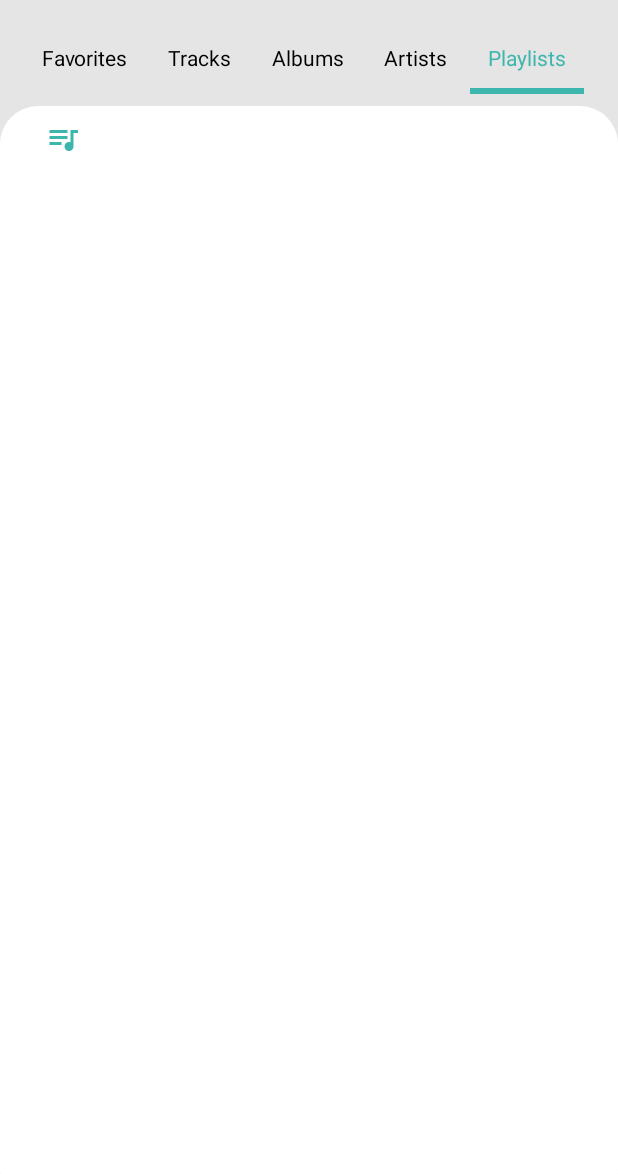
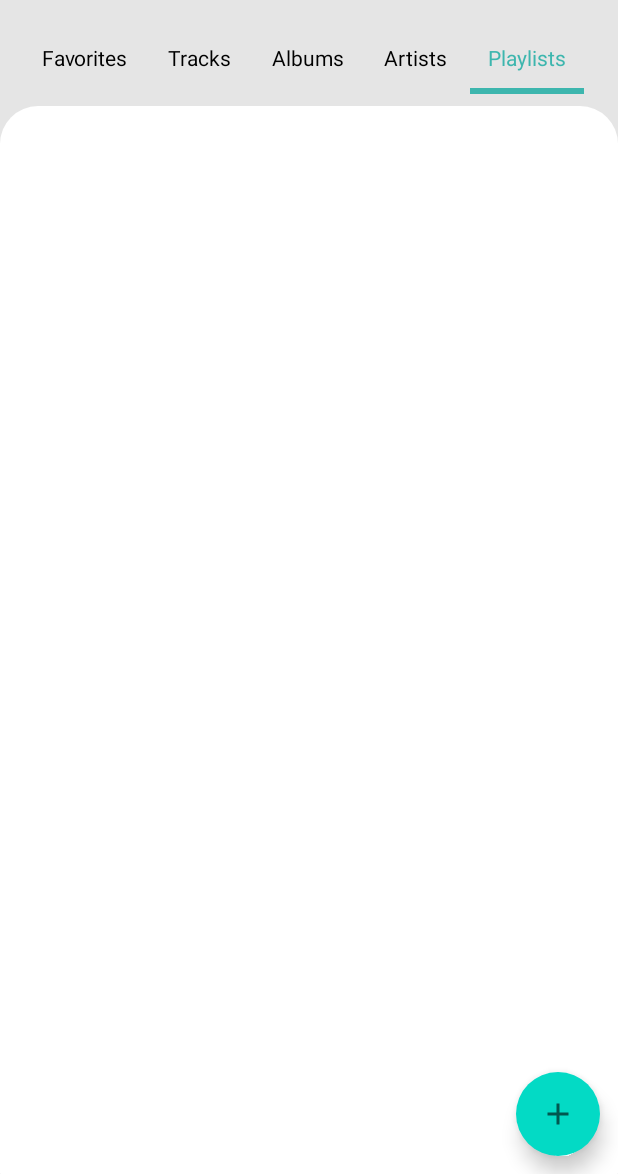
Before and after one commit to caotrongtin99/Android-Group03, an Android app: the screen it shows after launch (MainActivity), tab 5 chosen, on a phone screen of 412 x 824 dp, the part 62-1236 px from its top. Run offline under Robolectric (Android 15) with nearby library versions, the phone set to English and light mode, and no system bars; our stand-ins replace EventBus; pictures from the network do not load.

Commit message:
update playlist fragment

```diff
--- a/MusicApp/app/build.gradle
+++ b/MusicApp/app/build.gradle
@@ -34,6 +34,7 @@ dependencies {
     implementation 'androidx.appcompat:appcompat:1.1.0'
     implementation 'androidx.constraintlayout:constraintlayout:1.1.3'
     implementation 'androidx.cardview:cardview:1.0.0'
+    implementation 'com.google.android.material:material:1.0.0'
     testImplementation 'junit:junit:4.13'
     androidTestImplementation 'androidx.test.ext:junit:1.1.1'
     androidTestImplementation 'androidx.test.espresso:espresso-core:3.2.0'
--- a/MusicApp/app/src/main/java/com/example/musicapp/BottomSheetOptionSong.java
+++ b/MusicApp/app/src/main/java/com/example/musicapp/BottomSheetOptionSong.java
@@ -9,6 +9,7 @@ import android.database.Cursor;
 import android.database.sqlite.SQLiteDatabase;
 import android.media.RingtoneManager;
 import android.net.Uri;
+import android.os.Build;
 import android.os.Environment;
 import android.os.Handler;
 import android.os.Looper;
@@ -124,7 +125,7 @@ public class BottomSheetOptionSong extends BottomSheetDialogFragment implements
                 bottomSheetDialogFragment.show(_mainActivity.getSupportFragmentManager(), "Bottom Sheet Dialog Fragment");
                 break;
             case R.id.btnMakeRingTone:
-                //check permission write ringtone
+
                 if (android.os.Build.VERSION.SDK_INT >= android.os.Build.VERSION_CODES.M) {
                     boolean canWrite = Settings.System.canWrite(getActivity().getApplicationContext());
                     if (!canWrite){
--- a/MusicApp/app/src/main/java/com/example/musicapp/MainActivity.java
+++ b/MusicApp/app/src/main/java/com/example/musicapp/MainActivity.java
@@ -37,6 +37,7 @@ import com.example.musicapp.artists.ArtistSongsAdapter;
 import com.example.musicapp.db.DatabaseManager;
 import com.example.musicapp.listsong.FragmentListSong;
 import com.example.musicapp.listsong.SongModel;
+import com.example.musicapp.playlist.FragmentPlaylist;
 import com.google.android.material.tabs.TabLayout;
 
 
@@ -207,10 +208,10 @@ public class MainActivity extends AppCompatActivity {
                 }
                 break;
             case 4:
-                //fragmentFolder = (FragmentFolder) ((PagerMainAdapter) mPagerAdapter).getFragmentAtIndex(fragmentIndex);
-                //if (fragmentFolder != null) {
-                //    fragmentFolder.UpdateSearch(mSearchValue);
-                //}
+                FragmentPlaylist fragmentPlaylist = (FragmentPlaylist) ((TabAdapter) adapter).getFragmentAtIndex(fragmentIndex);
+                if (fragmentPlaylist != null) {
+                    fragmentPlaylist.UpdateSearch(mSearchValue);
+                }
                 break;
             default:
                 break;
--- a/MusicApp/app/src/main/java/com/example/musicapp/albums/AlbumListAdapter.java
+++ b/MusicApp/app/src/main/java/com/example/musicapp/albums/AlbumListAdapter.java
@@ -81,10 +81,11 @@ public class AlbumListAdapter extends RecyclerView.Adapter<AlbumListAdapter.Albu
             songModel.setPath(albumViewModel.getPath());
             final Bitmap bitmap = mImageCacheHelper.getBitmapCache(songModel.getAlbumId());//  mBitmapCache.get((long) songModel.getAlbumId());
             if (bitmap != null) {
-                this.IVAlbum.setImageBitmap(bitmap);
+                IVAlbum.setImageBitmap(bitmap);
             } else {
                 mImageCacheHelper.loadAlbumArt(IVAlbum,songModel);
             }
+            //IVAlbum.setImageResource(R.drawable.ic_music_note_black_24dp);
         }
     }
 }
--- a/MusicApp/app/src/main/java/com/example/musicapp/playlist/PlaylistAdapter.java
+++ b/MusicApp/app/src/main/java/com/example/musicapp/playlist/PlaylistAdapter.java
@@ -121,12 +121,12 @@ public class PlaylistAdapter extends RecyclerView.Adapter<RecyclerView.ViewHolde
             Log.d(TAG, "bindContent: PLAYLIST ITEM " + playlistModel.getNumberOfSongs() + "__" + playlistModel.getTitle());
             this.titlePlaylist.setText(playlistModel.getTitle());
             this.numberOfSong.setText(String.valueOf(playlistModel.getNumberOfSongs()) + " bài hát");
-            imagePlaylist.setImageResource(R.mipmap.music_128);
+            imagePlaylist.setImageResource(R.drawable.ic_music_note_black_24dp);
 
             SongModel tempSong = new SongModel();
             tempSong.setAlbumId(playlistModel.getId());
             tempSong.setPath(playlistModel.getPathImage());
-            imagePlaylist.setImageResource(R.mipmap.music_icon);
+            imagePlaylist.setImageResource(R.drawable.ic_music_note_black_24dp);
             //final Bitmap bitmap = mImageCacheHelper.getBitmapCache(tempSong.getAlbumId());//  mBitmapCache.get((long) songModel.getAlbumId());
             /*if (bitmap != null && oldPathImage==playlistModel.getPathImage()) {
                 this.imagePlaylist.post(new Runnable() {
--- a/MusicApp/app/src/main/res/layout/fragment_playlist.xml
+++ b/MusicApp/app/src/main/res/layout/fragment_playlist.xml
@@ -1,35 +1,17 @@
 <?xml version="1.0" encoding="utf-8"?>
-<LinearLayout xmlns:android="http://schemas.android.com/apk/res/android"
+<androidx.coordinatorlayout.widget.CoordinatorLayout xmlns:android="http://schemas.android.com/apk/res/android"
     xmlns:app="http://schemas.android.com/apk/res-auto"
     android:id="@+id/layoutPlaylist"
     android:layout_width="match_parent"
     android:layout_height="match_parent"
     android:layout_gravity="center"
     android:orientation="vertical">
-    <LinearLayout
-        android:layout_width="match_parent"
-        android:layout_height="wrap_content"
-        android:orientation="horizontal"
-        android:padding="10dp">
 
-        <LinearLayout
-            android:layout_width="wrap_content"
-            android:layout_height="wrap_content"
-            android:layout_weight="1">
-
-            <ImageView
-                android:layout_width="wrap_content"
-                android:layout_height="wrap_content"
-                android:layout_marginLeft="20dp"
-                app:srcCompat="@drawable/ic_queue_music_black_24dp" />
-        </LinearLayout>
-
-    </LinearLayout>
     <androidx.swiperefreshlayout.widget.SwipeRefreshLayout
         android:id="@+id/swpPlaylist"
+        android:paddingTop="25dp"
         android:layout_width="match_parent"
         android:layout_height="match_parent">
-
         <androidx.recyclerview.widget.RecyclerView
             android:id="@+id/rcvPlaylist"
             android:layout_width="match_parent"
@@ -46,8 +28,8 @@
         android:layout_margin="@dimen/margin_size_normal"
         android:backgroundTint="@color/colorAccent"
         android:scaleType="fitCenter"
+        app:srcCompat="@drawable/ic_baseline_add_24"
         app:borderWidth="0dp"
         app:elevation="@dimen/elevation_normal"
-        app:srcCompat="@drawable/ic_baseline_add_24"
         app:rippleColor="@color/colorAccent" />
-</LinearLayout>
+</androidx.coordinatorlayout.widget.CoordinatorLayout>
```
Also changed, not shown: MusicApp/app/src/main/java/com/example/musicapp/albums/AlbumSongAdapter.java (+15 -1 lines), MusicApp/app/src/main/java/com/example/musicapp/listsong/FragmentListSong.java (+5 -2 lines).
